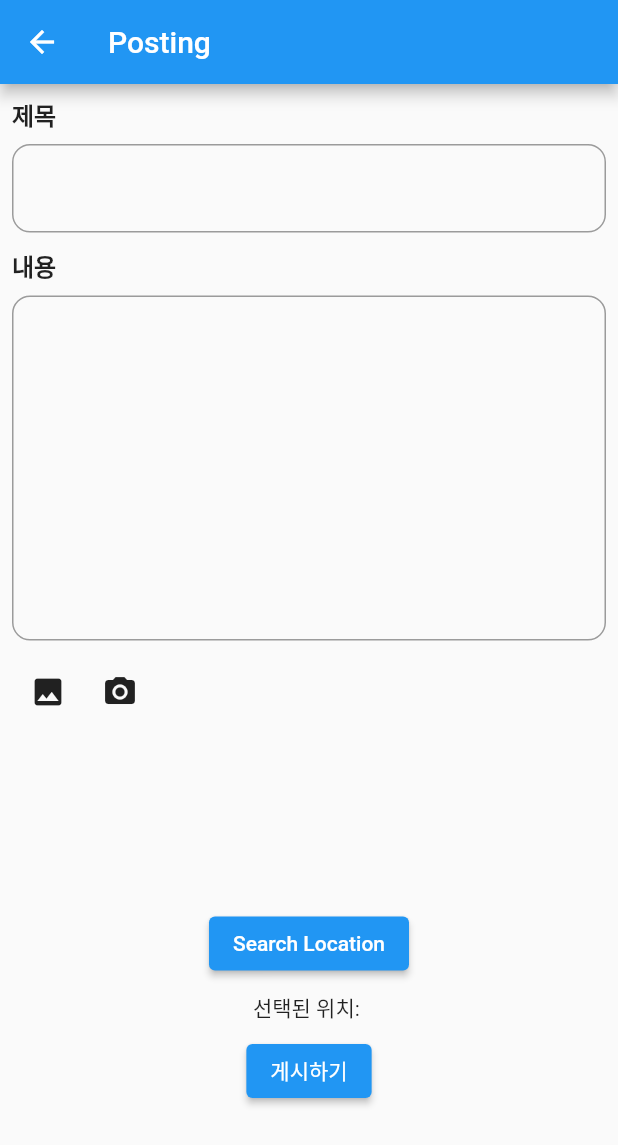
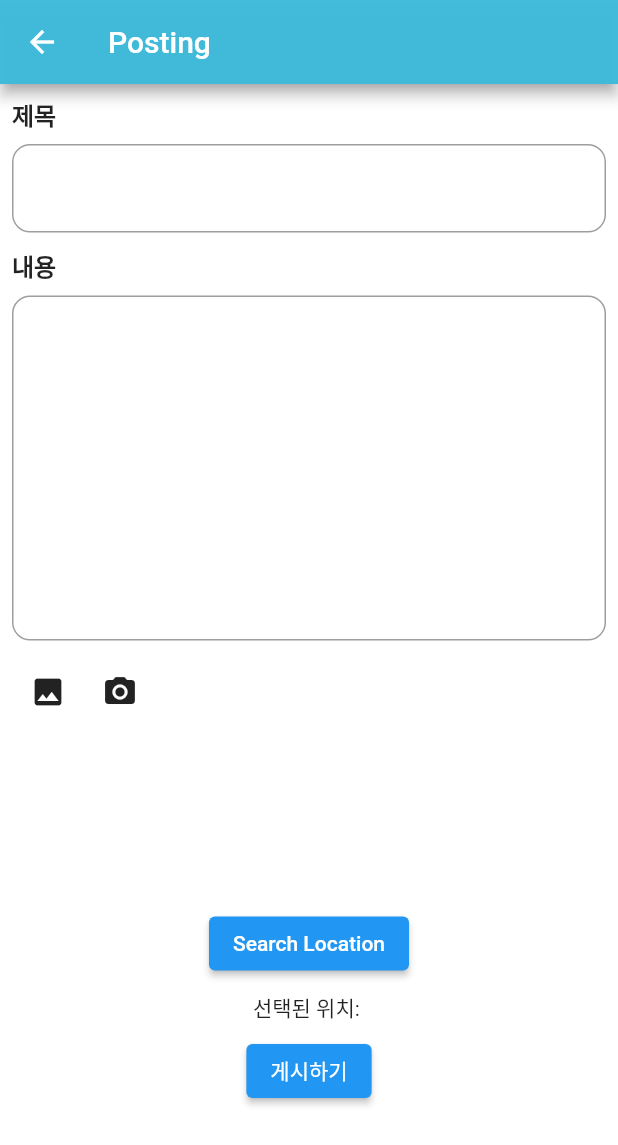
Before and after one commit to HongikB612/UrbanLink, a Flutter app: the MainPage screen opened directly, item 2 of the bottom bar chosen, after a tap on the "post add" icon, on a phone screen of 412 x 824 dp. Shown: the top 1145 px of the screen. Run offline on Flutter 3.47's test engine with Material 2 defaults, Android fonts, the phone set to English and light mode, and no system bars; our stand-ins replace anim_search_bar, cloud_firestore, firebase_auth, firebase_core, firebase_storage, geocoding and 6 more; accounts and stored records are empty.

Commit message:
Style Change Colors

```diff
--- a/lib/pages/loginpage/login.dart
+++ b/lib/pages/loginpage/login.dart
@@ -66,6 +66,7 @@ class _LoginPageState extends State<LoginPage> with SingleTickerProviderStateMix
   Widget build(BuildContext context) {
     Animation<double> _animation = Tween(begin:4.0, end:2.2).animate(_animationController);
     return Scaffold(
+      backgroundColor: Colors.white24,
       resizeToAvoidBottomInset: false,
       body: Form(
         key: _formKey,
@@ -153,7 +154,7 @@ class _LoginPageState extends State<LoginPage> with SingleTickerProviderStateMix
                 GestureDetector(
                   child: const Text(
                     '로그인 하지 않고 이용하기',
-                    style: TextStyle(color: Colors.blue),
+                    style: TextStyle(color: Color.fromARGB(250, 63, 186, 219),),
                   ),
                   onTap: () {
                     Get.offAll(() => const MainPage());
--- a/lib/pages/mainpage/mainpage.dart
+++ b/lib/pages/mainpage/mainpage.dart
@@ -50,7 +50,6 @@ class _MainPageState extends State<MainPage> {
             ),
           ],
           currentIndex: _selectedIndex,
-          selectedItemColor: Colors.amber[800],
           onTap: _onItemTapped,
         ));
   }
--- a/lib/pages/mappage/mappage.dart
+++ b/lib/pages/mappage/mappage.dart
@@ -102,10 +102,12 @@ class _MapPageState extends State<MapPage> {
   @override
   Widget build(BuildContext context) {
     return Scaffold(
+      backgroundColor: Colors.white38,
       appBar: AppBar(
-        title: const Text('Map', style: TextStyle(color: Colors.black87),),
-        backgroundColor: const Color(0xffe4e6e9),
-        iconTheme: const IconThemeData(color: Colors.black),
+        title: const Text('Map', style: TextStyle(color: Colors.white),),
+        backgroundColor: const Color.fromARGB(250, 63, 186, 219),
+        shadowColor: Colors.grey,
+        iconTheme: const IconThemeData(color: Colors.white),
       ),
       endDrawer: Drawer(
           child: ListView.builder(
--- a/lib/pages/postpage/postedpage.dart
+++ b/lib/pages/postpage/postedpage.dart
@@ -47,6 +47,8 @@ class _PostedPageState extends State<PostedPage> {
       return Scaffold(
         appBar: AppBar(
           title: const Text('게시물'),
+          backgroundColor: const Color.fromARGB(250, 63, 186, 219),
+          shadowColor: Colors.grey,
         ),
         body: const Center(
           child: CircularProgressIndicator(),
@@ -55,8 +57,10 @@ class _PostedPageState extends State<PostedPage> {
     }
     final Post post = Get.arguments;
     return Scaffold(
+      backgroundColor: Colors.white24,
       appBar: AppBar(
-        title: const Text('게시물'),
+        title: const Text('Post'),
+        backgroundColor: const Color.fromARGB(250, 63, 186, 219),
       ),
       body: StreamBuilder<MyUser?>(
         stream: UserDatabaseService.getUserStreamById(post.postAuthorId),
--- a/lib/pages/postpage/postingpage.dart
+++ b/lib/pages/postpage/postingpage.dart
@@ -34,8 +34,11 @@ class _PostingPageState extends State<PostingPage> {
   @override
   Widget build(BuildContext context) {
     return Scaffold(
+      backgroundColor: Colors.white24,
       appBar: AppBar(
         title: const Text('Posting'),
+        backgroundColor: const Color.fromARGB(250, 63, 186, 219),
+        shadowColor: Colors.grey,
       ),
       body: Center(
         child: Padding(
--- a/lib/pages/postpage/postspage.dart
+++ b/lib/pages/postpage/postspage.dart
@@ -26,8 +26,11 @@ class _PostsPageState extends State<PostsPage> {
 
     final postListComponent = PostListComponent();
     return Scaffold(
+      backgroundColor: Colors.white24,
       appBar: AppBar(
         title: Text(fakeLocation),
+        backgroundColor: const Color.fromARGB(250, 63, 186, 219),
+        shadowColor: Colors.grey,
         actions: <Widget>[
           IconButton(
             onPressed: ()=>{
--- a/lib/pages/profilepage/profilepage.dart
+++ b/lib/pages/profilepage/profilepage.dart
@@ -71,7 +71,7 @@ class _ProfilePageState extends State<ProfilePage> {
               spreadRadius: 1.0,
             ),
           ],
-          color: const Color.fromRGBO(153, 153, 153, 0.3),
+          color: Color.fromRGBO(153, 153, 153, 0.3),
           borderRadius: BorderRadius.only(
             topLeft: Radius.circular(profileRound),
             topRight: Radius.circular(profileRound),
@@ -118,9 +118,11 @@ class _ProfilePageState extends State<ProfilePage> {
   Widget build(BuildContext context) {
     final postListComponent = PostListComponent();
     return Scaffold(
-      backgroundColor: Color(0xffddc9),
+      backgroundColor: Colors.white38,
       appBar: AppBar(
         title: const Text('Profile'),
+        backgroundColor: const Color.fromARGB(250, 63, 186, 219),
+        shadowColor: Colors.grey,
       ),
       endDrawer: MenuDrawer(
         myUser: _myUser,
--- a/lib/widgets/post_list_component.dart
+++ b/lib/widgets/post_list_component.dart
@@ -22,7 +22,7 @@ class PostListComponent {
             ),
           ),
           color: Colors.white,
-          margin: const EdgeInsets.symmetric(vertical: 5.0, horizontal: 50.0),
+          margin: const EdgeInsets.symmetric(vertical: 5.0, horizontal: 0.0),
           elevation: 5,
           child: ListTile(
             title: Text(
```
